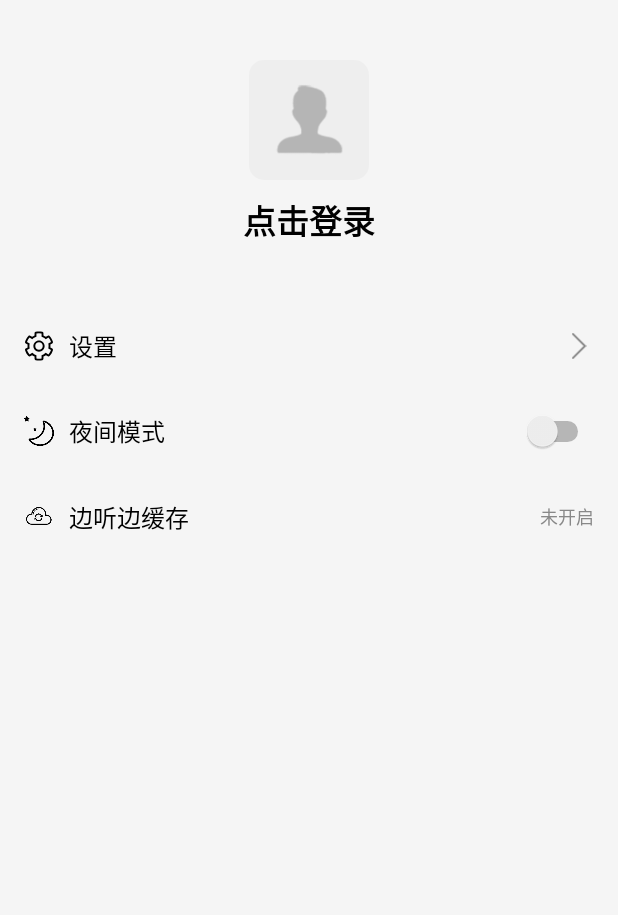
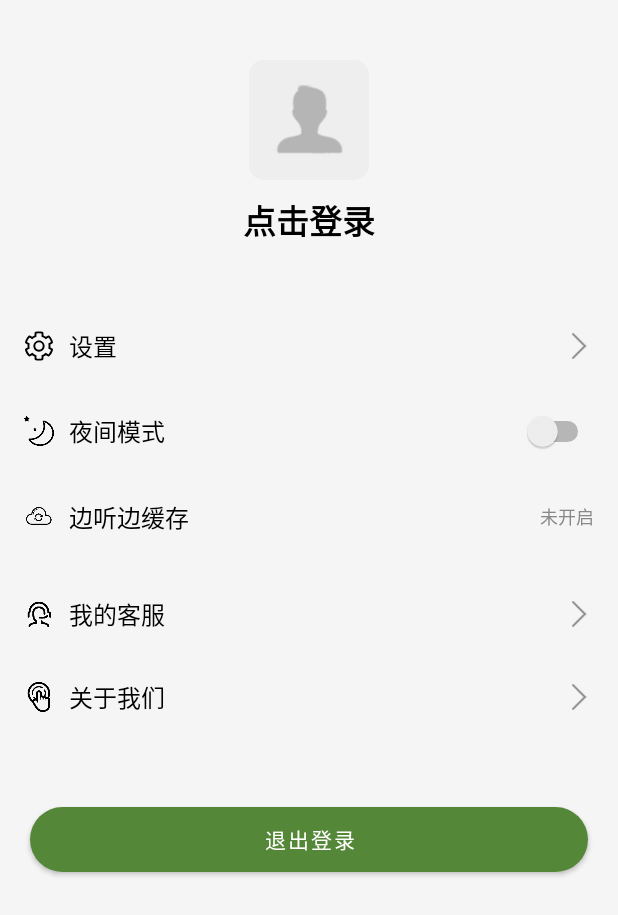
Before and after one commit to hot-zhy/cloud-music, an Android app: the layout fragment_my.xml on its own in the app's theme, with its tools: preview values and no code run, on a phone screen of 412 x 824 dp. Shown: the top 915 px of the screen. Run offline under Robolectric (Android 15) with nearby library versions, the phone set to English and light mode, and no system bars; network calls fail.

Commit message:
实现我的界面点击功能

```diff
--- a/app/src/main/java/com/zhy/fragment/MyFragment.java
+++ b/app/src/main/java/com/zhy/fragment/MyFragment.java
@@ -1,6 +1,9 @@
 package com.zhy.fragment;
 
+import android.content.Intent;
+import android.net.Uri;
 import android.os.Bundle;
+import android.view.View;
 
 import com.zhy.zhycloudmusic.BaseViewModeActivity;
 import com.zhy.zhycloudmusic.databinding.FragmentDiscoverBinding;
@@ -10,12 +13,48 @@ import com.zhy.zhycloudmusic.databinding.FragmentMyBinding;
  * 我的界面
  */
 public class MyFragment extends BaseViewModelFragment<FragmentMyBinding> {
-    public static MyFragment newInstance() {
+    @Override
+    protected void initListeners() {
+        super.initListeners();
+        //用户点击
+        View.OnClickListener userClick = view -> {
 
-        Bundle args = new Bundle();
+        };
+        /**
+         * 点击图标
+         */
+        binding.icon.setOnClickListener(userClick);
+        /**
+         * 点击昵称
+         */
+        binding.nickname.setOnClickListener(userClick);
+        //关于点击
+        binding.about.setOnClickListener(v -> {
+            Intent intent=new Intent();
+            intent.setAction(Intent.ACTION_VIEW);
+            Uri uri=Uri.parse("https://hot-zhy.github.io/");
+            intent.setData(uri);
+            startActivity(intent);
+        });
+        //设置点击
+        binding.setting.setOnClickListener(v -> {
 
-        MyFragment fragment = new MyFragment();
-        fragment.setArguments(args);
-        return fragment;
+        });
+        //客服点击
+        binding.service.setOnClickListener(v -> {
+            Intent intent =new Intent(Intent.ACTION_DIAL,Uri.parse("tel:19933153268"));
+            startActivity(intent);
+        });
+
     }
+
+        public static MyFragment newInstance () {
+
+            Bundle args = new Bundle();
+
+            MyFragment fragment = new MyFragment();
+            fragment.setArguments(args);
+            return fragment;
+        }
+
 }
--- a/app/src/main/res/layout/fragment_my.xml
+++ b/app/src/main/res/layout/fragment_my.xml
@@ -30,10 +30,11 @@
             android:textColor="?attr/colorOnSurface"
             android:textSize="22sp"
             android:textStyle="bold"
-            tools:text="点击登录"/>
+            android:text="点击登录"/>
 <!--        设置-->
         <LinearLayout
             style="@style/SuperSettingContainer"
+            android:id="@+id/setting"
             android:layout_marginTop="@dimen/d40">
             <ImageView
                 app:tint="?attr/colorOnSurface"
@@ -109,6 +110,72 @@
 
 
         </LinearLayout>
+        <LinearLayout
+            android:id="@+id/service"
+            style="@style/SuperSettingContainer"
+            android:layout_marginTop="@dimen/d10">
+            <ImageView
+                app:tint="?attr/colorOnSurface"
+                android:layout_width="@dimen/d20"
+                android:layout_height="@dimen/d20"
+                android:src="@drawable/service"
+                />
+            <!--            以权重的方式占据剩余的空间-->
+            <TextView
+                android:textColor="?attr/colorOnSurface"
+                android:textSize="@dimen/super_text_large"
+                android:layout_marginLeft="@dimen/padding_meddle"
+                android:layout_width="0dp"
+                android:layout_height="wrap_content"
+                android:layout_weight="1"
+                android:text="@string/my_customer_service"/>
+            <ImageView
+                app:tint="@color/super_light_grey"
+                android:layout_width="@dimen/d20"
+                android:layout_height="@dimen/d20"
+                android:src="@drawable/super_chevron_right"
+                />
+
+        </LinearLayout>
+
+        <LinearLayout
+            android:id="@+id/about"
+            style="@style/SuperSettingContainer">
+            <ImageView
+                app:tint="?attr/colorOnSurface"
+                android:layout_width="@dimen/d20"
+                android:layout_height="@dimen/d20"
+                android:src="@drawable/about"
+                />
+            <!--            以权重的方式占据剩余的空间-->
+            <TextView
+                android:textColor="?attr/colorOnSurface"
+                android:textSize="@dimen/super_text_large"
+                android:layout_marginLeft="@dimen/padding_meddle"
+                android:layout_width="0dp"
+                android:layout_height="wrap_content"
+                android:layout_weight="1"
+                android:text="@string/about"/>
+            <ImageView
+                app:tint="@color/super_light_grey"
+                android:layout_width="@dimen/d20"
+                android:layout_height="@dimen/d20"
+                android:src="@drawable/super_chevron_right"
+                />
+
+        </LinearLayout>
+        <com.google.android.material.button.MaterialButton
+            android:id="@+id/primary"
+            android:layout_marginTop="@dimen/d40"
+            android:layout_width="match_parent"
+            android:layout_height="wrap_content"
+            android:layout_marginHorizontal="@dimen/d20"
+            android:text="@string/logout"
+            app:cornerRadius="@dimen/d27_5"
+            android:height="@dimen/d55">
+
+        </com.google.android.material.button.MaterialButton>
+
     </LinearLayout>
 
 
```
Also changed, not shown: app/src/main/res/drawable-xxhdpi/about.png (added), app/src/main/res/drawable-xxhdpi/service.png (added).
